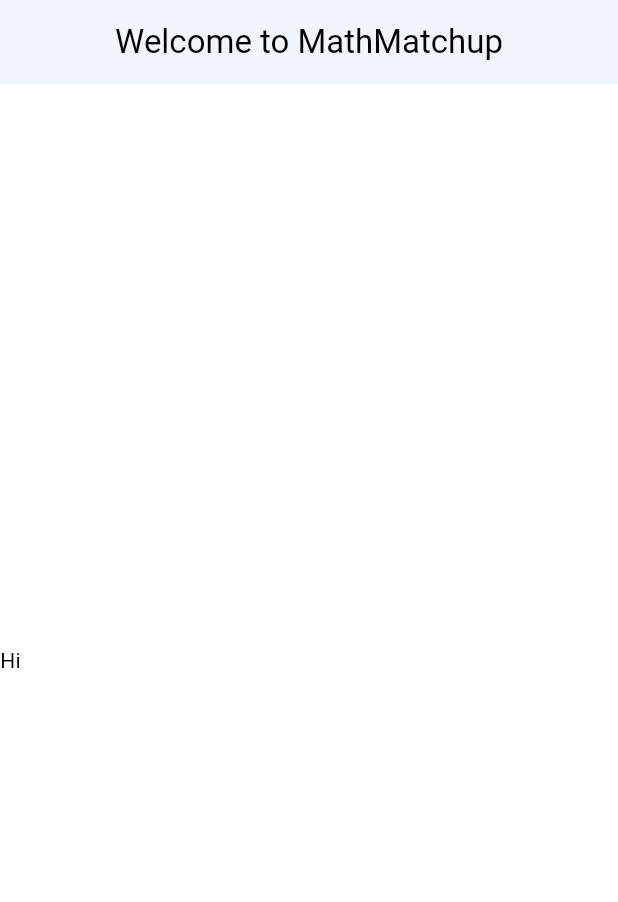
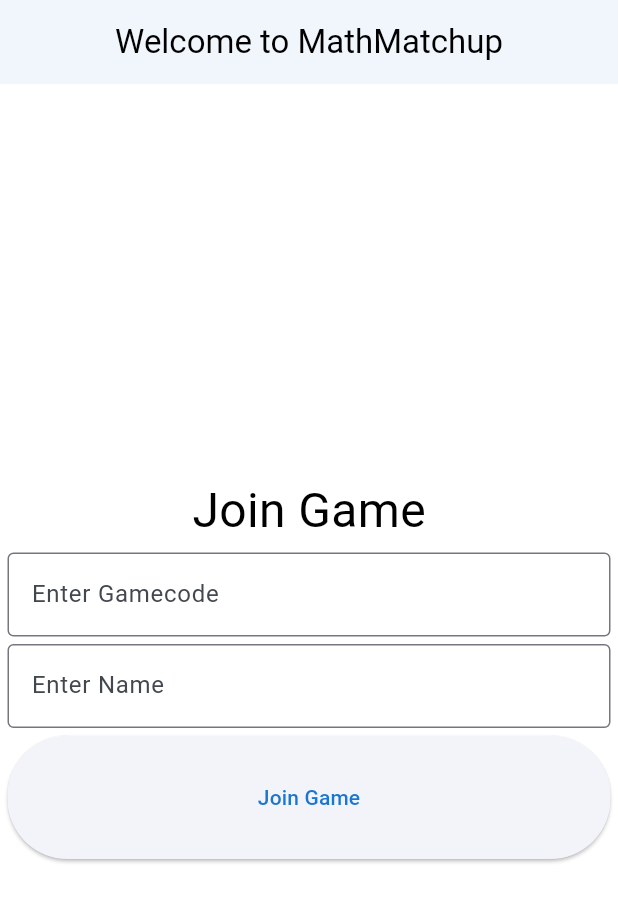
Before and after one commit to Brendan-H/MathMatchup, a Flutter app: the screen it shows after launch, on a phone screen of 412 x 824 dp. Shown: the top 902 px of the screen. Run offline on Flutter 3.47's test engine with Material 2 defaults, Android fonts, the phone set to English and light mode, and no system bars; our stand-ins replace firebase_core, firebase_crashlytics, flex_color_scheme, flutter_riverpod, go_router, responsive_framework and 2 more; accounts and stored records are empty; generated files the repository leaves out were written again.

Commit message:
homescreen improvements

```diff
--- /dev/null
+++ b/math_matchup/lib/src/common_widgets/drawer.dart
@@ -0,0 +1 @@
+import 'package:flutter/material.dart';
--- /dev/null
+++ b/math_matchup/lib/src/common_widgets/textfield.dart
@@ -0,0 +1,24 @@
+import 'package:flutter/material.dart';
+import 'package:flutter_riverpod/flutter_riverpod.dart';
+
+
+
+class TextFieldWidget extends StatelessWidget {
+  final String label;
+
+  const TextFieldWidget({required this.label});
+
+  @override
+  Widget build(BuildContext context) {
+    final controller = TextEditingController();
+
+    return TextField(
+      controller: controller,
+      keyboardType: TextInputType.text,
+      decoration: InputDecoration(
+        labelText: label,
+        border: const OutlineInputBorder(),
+      ),
+    );
+  }
+}
--- a/math_matchup/lib/src/features/homescreen/presentation/homescreen.dart
+++ b/math_matchup/lib/src/features/homescreen/presentation/homescreen.dart
@@ -1,24 +1,66 @@
 import 'package:flutter/material.dart';
 import 'package:flutter_riverpod/flutter_riverpod.dart';
+import 'package:math_matchup/src/common_widgets/textfield.dart';
 
 class HomeScreen extends ConsumerWidget {
   const HomeScreen({super.key});
 
   @override
   Widget build(BuildContext context, WidgetRef ref) {
+    final _gamecodecontroller = TextEditingController();
+    final _namecontroller = TextEditingController();
+
     return Scaffold(
       appBar: AppBar(
         title: Text("Welcome to MathMatchup"),
         centerTitle: true,
         elevation: 2,
       ),
-      body: Column(
-        mainAxisAlignment: MainAxisAlignment.center,
-        crossAxisAlignment: CrossAxisAlignment.center,
-        children: [
-          Text("Hi",
-          )
-        ],
+      body:  SafeArea(
+        minimum: EdgeInsets.fromLTRB(5, 5, 5, 5),
+        child: Column(
+          crossAxisAlignment: CrossAxisAlignment.center,
+          mainAxisAlignment: MainAxisAlignment.center,
+          children: [
+            Padding(
+              padding: EdgeInsets.fromLTRB(0, 10, 0, 5),
+              child: Text("Join Game",
+              style: TextStyle(
+                fontSize: 32
+              ),
+              ),
+            ),
+        TextField(
+          controller: _gamecodecontroller,
+          keyboardType: TextInputType.text,
+          decoration: InputDecoration(
+            labelText: "Enter Gamecode",
+            border: const OutlineInputBorder(),
+          ),
+        ),
+            Padding(
+              padding: EdgeInsets.fromLTRB(0, 5, 0, 5),
+              child: TextField(
+                controller: _namecontroller,
+                keyboardType: TextInputType.text,
+                decoration: InputDecoration(
+                  labelText: "Enter Name",
+                  border: const OutlineInputBorder(),
+                ),
+              ),
+            ),
+            Container(
+              width: MediaQuery.of(context).size.width,
+              height: MediaQuery.of(context).size.height * .1,
+              child: ElevatedButton(
+                  onPressed: () async {
+
+                  },
+                  child: Text("Join Game")
+              ),
+            )
+          ],
+        ),
       ),
     );
   }
```
